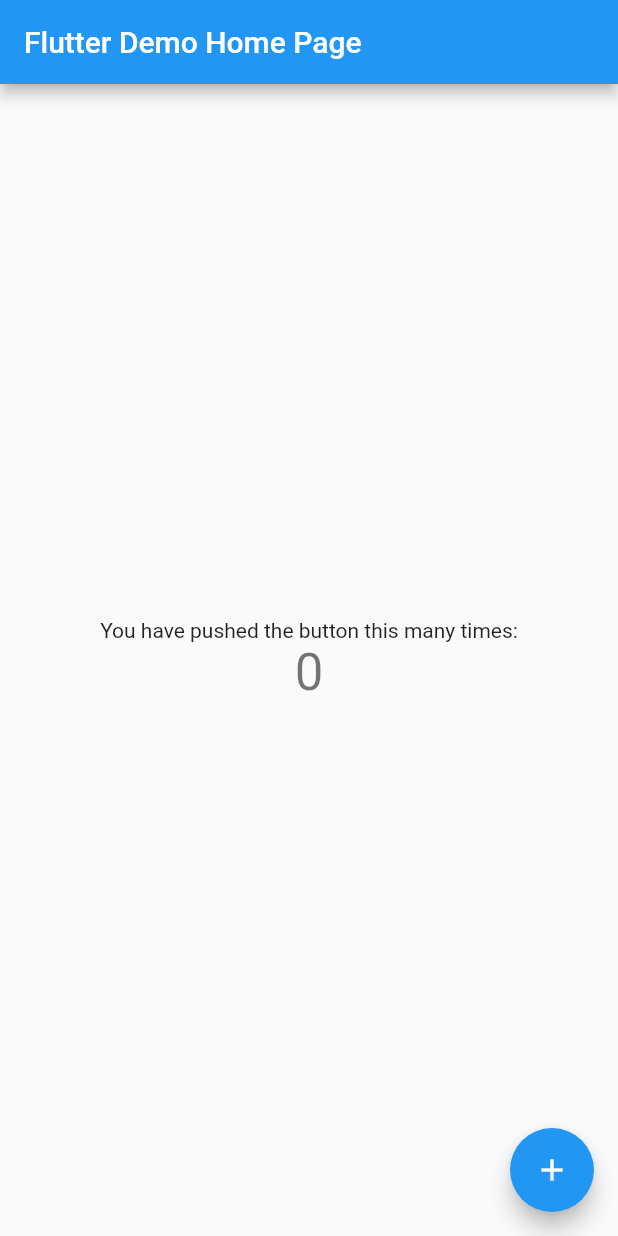
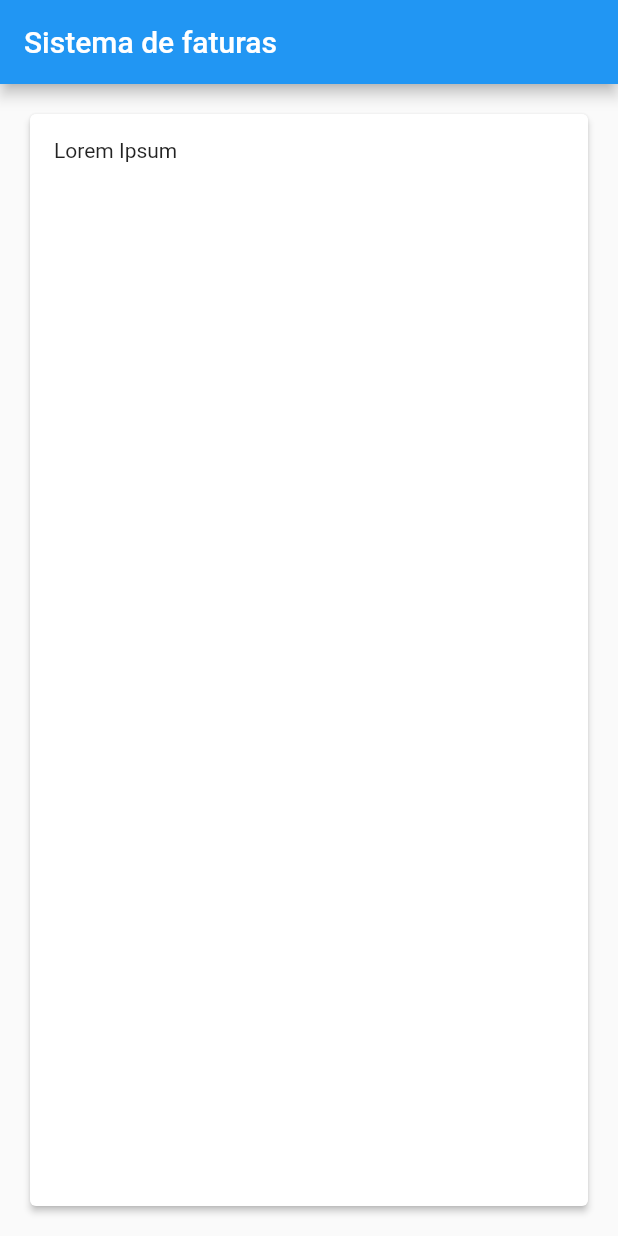
Before and after one commit to felipe72/flutter-training, a Flutter app: the screen it shows after launch, on a phone screen of 412 x 824 dp. Run offline on Flutter 3.47's test engine with Material 2 defaults, Android fonts, the phone set to English and light mode, and no system bars.

Commit message:
Create empty card structure

```diff
--- a/lib/main.dart
+++ b/lib/main.dart
@@ -11,103 +11,53 @@
     return MaterialApp(
       title: 'Flutter Demo',
       theme: ThemeData(
-        // This is the theme of your application.
-        //
-        // Try running your application with "flutter run". You'll see the
-        // application has a blue toolbar. Then, without quitting the app, try
-        // changing the primarySwatch below to Colors.green and then invoke
-        // "hot reload" (press "r" in the console where you ran "flutter run",
-        // or simply save your changes to "hot reload" in a Flutter IDE).
-        // Notice that the counter didn't reset back to zero; the application
-        // is not restarted.
         primarySwatch: Colors.blue,
       ),
-      home: MyHomePage(title: 'Flutter Demo Home Page'),
+      home: MyHomePage(title: 'Sistema de faturas'),
     );
   }
 }
 
-class MyHomePage extends StatefulWidget {
+class MyHomePage extends StatelessWidget {
   MyHomePage({Key key, this.title}) : super(key: key);
-
-  // This widget is the home page of your application. It is stateful, meaning
-  // that it has a State object (defined below) that contains fields that affect
-  // how it looks.
-
-  // This class is the configuration for the state. It holds the values (in this
-  // case the title) provided by the parent (in this case the App widget) and
-  // used by the build method of the State. Fields in a Widget subclass are
-  // always marked "final".
-
   final String title;
 
   @override
-  _MyHomePageState createState() => _MyHomePageState();
+  Widget build(BuildContext context) {
+    return Scaffold(
+      appBar: AppBar(
+        title: Text(this.title),
+      ),
+      body: Center(
+        child: MyCardComponent(
+          child: Column(
+            children: <Widget>[
+              Row(
+                children: <Widget>[Text('Lorem Ipsum')],
+              )
+            ],
+          ),
+        ),
+      ),
+    );
+  }
 }
 
-class _MyHomePageState extends State<MyHomePage> {
-  int _counter = 0;
-
-  void _incrementCounter() {
-    setState(() {
-      // This call to setState tells the Flutter framework that something has
-      // changed in this State, which causes it to rerun the build method below
-      // so that the display can reflect the updated values. If we changed
-      // _counter without calling setState(), then the build method would not be
-      // called again, and so nothing would appear to happen.
-      _counter++;
-    });
-  }
+class MyCardComponent extends StatelessWidget {
+  MyCardComponent({Key key, this.child}) : super(key: key);
+  final Widget child;
 
   @override
   Widget build(BuildContext context) {
-    // This method is rerun every time setState is called, for instance as done
-    // by the _incrementCounter method above.
-    //
-    // The Flutter framework has been optimized to make rerunning build methods
-    // fast, so that you can just rebuild anything that needs updating rather
-    // than having to individually change instances of widgets.
-    return Scaffold(
-      appBar: AppBar(
-        // Here we take the value from the MyHomePage object that was created by
-        // the App.build method, and use it to set our appbar title.
-        title: Text(widget.title),
-      ),
-      body: Center(
-        // Center is a layout widget. It takes a single child and positions it
-        // in the middle of the parent.
-        child: Column(
-          // Column is also a layout widget. It takes a list of children and
-          // arranges them vertically. By default, it sizes itself to fit its
-          // children horizontally, and tries to be as tall as its parent.
-          //
-          // Invoke "debug painting" (press "p" in the console, choose the
-          // "Toggle Debug Paint" action from the Flutter Inspector in Android
-          // Studio, or the "Toggle Debug Paint" command in Visual Studio Code)
-          // to see the wireframe for each widget.
-          //
-          // Column has various properties to control how it sizes itself and
-          // how it positions its children. Here we use mainAxisAlignment to
-          // center the children vertically; the main axis here is the vertical
-          // axis because Columns are vertical (the cross axis would be
-          // horizontal).
-          mainAxisAlignment: MainAxisAlignment.center,
-          children: <Widget>[
-            Text(
-              'You have pushed the button this many times:',
-            ),
-            Text(
-              '$_counter',
-              style: Theme.of(context).textTheme.headline4,
-            ),
-          ],
+    return Container(
+      padding: EdgeInsets.all(16.0),
+      child: Card(
+        elevation: 2.0,
+        child: Container(
+          padding: EdgeInsets.all(16.0),
+          child: this.child,
         ),
       ),
-      floatingActionButton: FloatingActionButton(
-        onPressed: _incrementCounter,
-        tooltip: 'Increment',
-        child: Icon(Icons.add),
-      ), // This trailing comma makes auto-formatting nicer for build methods.
     );
   }
 }
```
